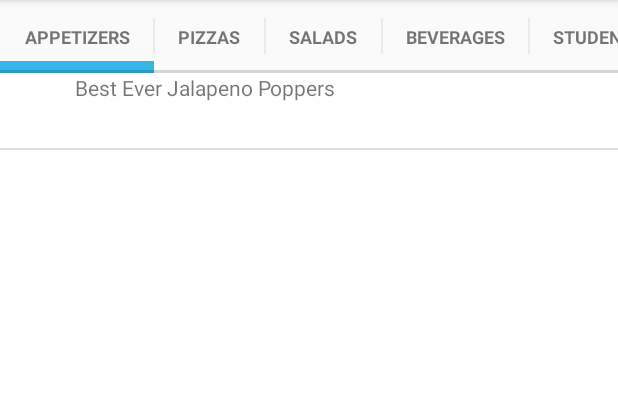
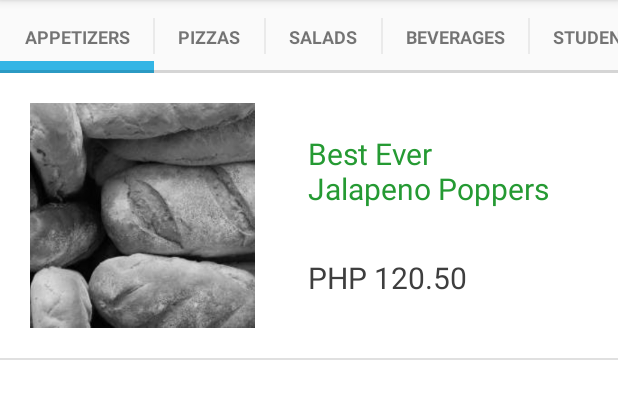
Before and after one commit to aindong/restoko-android-app, an Android app: the ProductMenuFragment screen opened directly, with no data from a screen before it, on a phone screen of 412 x 824 dp, the part 84-503 px from its top. Run offline under Robolectric (Android 15) with nearby library versions, the light colour scheme and no system bars; our stand-ins replace Picasso; pictures from the network do not load.

Commit message:
added image placeholder and created sample template for individual product on listview

```diff
--- a/app/src/main/java/com/aindong/restoko/ProductMenuFragment.java
+++ b/app/src/main/java/com/aindong/restoko/ProductMenuFragment.java
@@ -14,12 +14,14 @@ import android.view.Menu;
 import android.view.View;
 import android.view.ViewGroup;
 import android.widget.ArrayAdapter;
+import android.widget.ImageView;
 import android.widget.ListView;
 import android.widget.TextView;
 
 import com.aindong.restoko.common.view.SlidingTabLayout;
 import com.aindong.restoko.models.Category;
 import com.aindong.restoko.models.Product;
+import com.squareup.picasso.Picasso;
 
 import java.util.ArrayList;
 import java.util.List;
@@ -260,7 +262,11 @@ public class ProductMenuFragment extends Fragment {
 
             // Lookup view for data population
             TextView productName = (TextView) convertView.findViewById(R.id.text_product_name);
+            ImageView productImage = (ImageView) convertView.findViewById(R.id.image_product);
+
+            // Assign values
             productName.setText(product.name);
+            Picasso.with(getContext()).load(product.image_url).placeholder(R.drawable.food_placeholder).into(productImage);
 
             // Return the completed view to render on screen
             return convertView;
--- a/app/src/main/res/layout/list_item_product.xml
+++ b/app/src/main/res/layout/list_item_product.xml
@@ -1,16 +1,42 @@
 <?xml version="1.0" encoding="utf-8"?>
 <LinearLayout xmlns:android="http://schemas.android.com/apk/res/android"
     android:orientation="horizontal" android:layout_width="match_parent"
-    android:layout_height="match_parent">
+    android:layout_height="match_parent"
+    android:padding="20dp">
 
     <ImageView
-        android:layout_width="50dp"
-        android:layout_height="50dp"
-        android:id="@+id/image_product"/>
+        android:layout_width="150dp"
+        android:layout_height="150dp"
+        android:id="@+id/image_product"
+        android:contentDescription="@string/image_product_desc"
+        android:src="@drawable/food_placeholder"/>
 
-    <TextView
+    <LinearLayout
         android:layout_width="wrap_content"
-        android:layout_height="wrap_content"
-        android:id="@+id/text_product_name"/>
+        android:layout_height="150dp"
+        android:orientation="vertical"
+        android:padding="20dp">
+
+        <TextView
+            android:layout_width="wrap_content"
+            android:layout_height="wrap_content"
+            android:id="@+id/text_product_name"
+            android:textSize="20sp"
+            android:textColor="@color/colorPrimaryDark"
+            android:layout_marginLeft="15dp"
+            android:text="Sample Longest of Longest Product Name"
+            android:layout_weight="0.5"/>
+
+        <TextView
+            android:layout_width="wrap_content"
+            android:layout_height="wrap_content"
+            android:id="@+id/text_product_amount"
+            android:textSize="20sp"
+            android:textColor="#3e3e3e"
+            android:layout_marginLeft="15dp"
+            android:text="PHP 120.50"
+            android:layout_weight="0"/>
+    </LinearLayout>
+
 
 </LinearLayout>
--- a/app/src/main/res/values/strings.xml
+++ b/app/src/main/res/values/strings.xml
@@ -9,4 +9,5 @@
 <!-- TODO: Remove or change this placeholder text -->
     <string name="hello_blank_fragment">Hello blank fragment</string>
     <string name="sample_show_log">Show Logs</string>
+    <string name="image_product_desc">product_image</string>
 </resources>
```
Also changed, not shown: app/src/main/res/drawable/food_placeholder.jpg (added).
